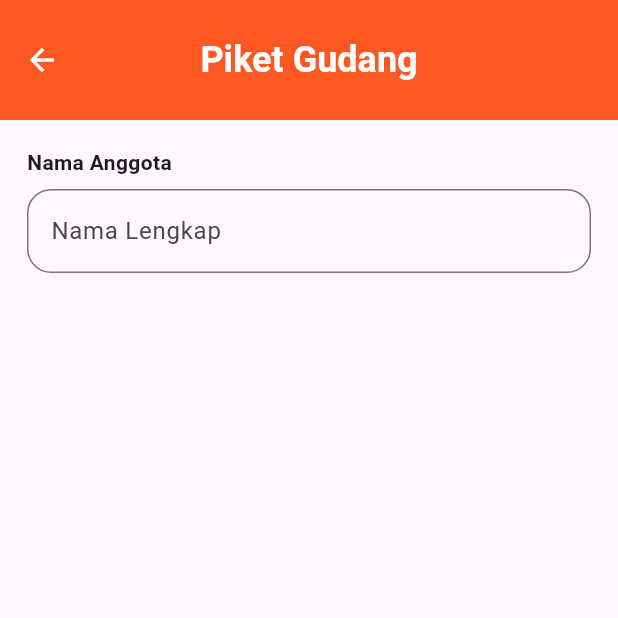
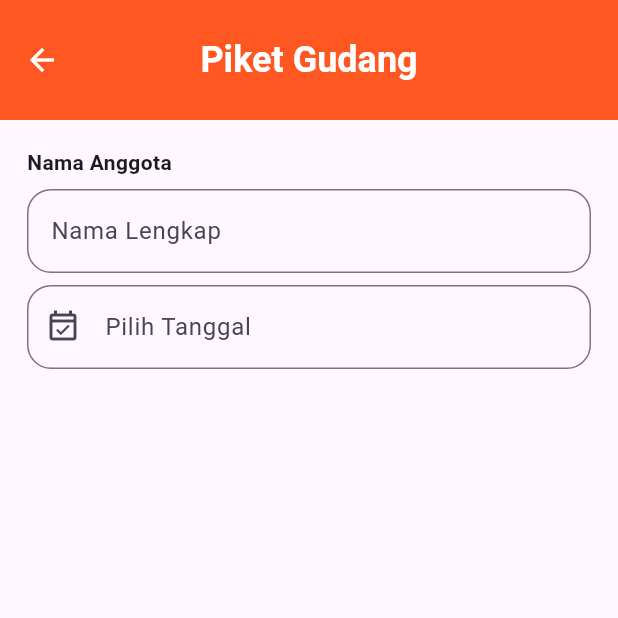
Before and after one commit to RezaAzharii/20220140011_UCP1Flutter, a Flutter app: the DataPiketPage screen opened directly with empty values, on a phone screen of 412 x 824 dp, the top half of it. Run offline on Flutter 3.47's test engine with Material 3 defaults, Android fonts, the phone set to English and light mode, and no system bars.

Commit message:
Menambahkan tanggalinput dengan datepicker

```diff
--- a/lib/pages/data_piket_page.dart
+++ b/lib/pages/data_piket_page.dart
@@ -66,6 +66,22 @@ class _DataPiketPageState extends State<DataPiketPage> {
 
                     autovalidateMode: AutovalidateMode.onUserInteraction,
                   ),
+                  const SizedBox(height: 8),
+                  TextFormField(
+                    controller: _tanggalPiketController,
+                    decoration: InputDecoration(
+                      prefixIcon: const Icon(Icons.event_available_outlined),
+                      hintText: "Pilih Tanggal",
+                      border: OutlineInputBorder(
+                        borderRadius: BorderRadius.circular(16),
+                      ),
+                    ),
+                    readOnly: true,
+                    onTap: () {
+
+                    },
+                    autovalidateMode: AutovalidateMode.onUserInteraction,
+                  ),
                 ],
               ),
             ),
```
